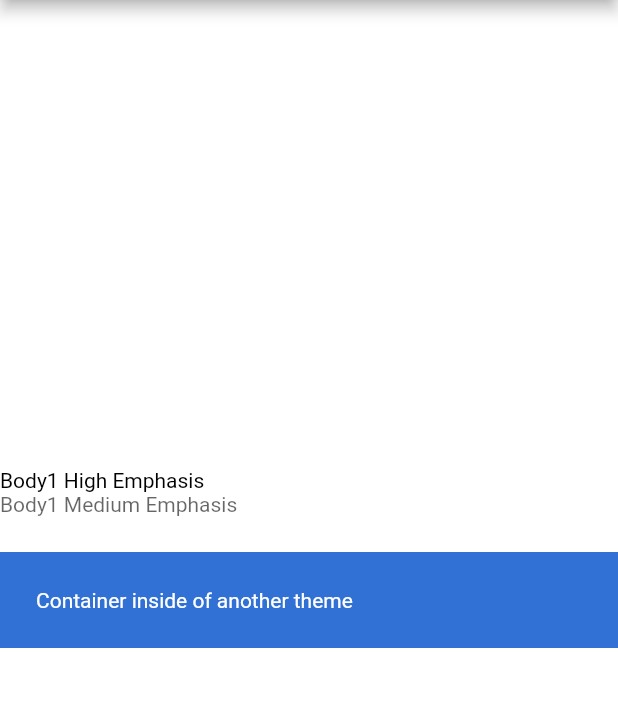
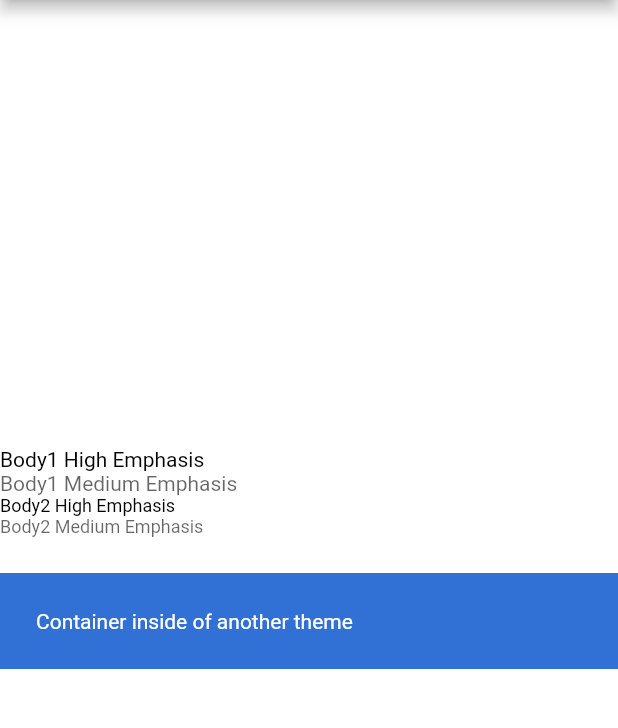
Before and after one commit to douglasiacovelli/poc-theme-flutter, a Flutter app: the screen it shows after launch, on a phone screen of 412 x 824 dp, the part 84-812 px from its top. Run offline on Flutter 3.47's test engine with Material 2 defaults, Android fonts, the phone set to English and light mode, and no system bars.

Commit message:
code cleanup

```diff
--- a/lib/app_theme.dart
+++ b/lib/app_theme.dart
@@ -1,6 +1,6 @@
 import 'package:flutter/widgets.dart';
 import 'package:poc_theme/colors.dart';
-import 'package:poc_theme/theme.dart';
+import 'package:poc_theme/theme_widgets.dart';
 import 'package:poc_theme/typography.dart';
 
 class AppTheme {
--- a/lib/main.dart
+++ b/lib/main.dart
@@ -1,6 +1,6 @@
 import 'package:flutter/material.dart';
 import 'package:poc_theme/app_theme.dart';
-import 'package:poc_theme/theme.dart';
+import 'package:poc_theme/theme_widgets.dart';
 
 void main() {
   runApp(MyApp());
@@ -65,7 +65,7 @@ class MyHomePage extends StatefulWidget {
 class _MyHomePageState extends State<MyHomePage> {
   @override
   Widget build(BuildContext context) {
-    return MThemeWrapper(
+    return ThemeWrapper(
       theme: AppTheme(context),
       builder: (context) => Scaffold(
         backgroundColor: MTheme.of(context).backgroundColor,
@@ -89,7 +89,15 @@ class _MyHomePageState extends State<MyHomePage> {
                 'Body1 Medium Emphasis',
                 style: MTheme.of(context).body1MediumEmphasis,
               ),
-              MThemeWrapper(
+              Text(
+                'Body2 High Emphasis',
+                style: MTheme.of(context).body2,
+              ),
+              Text(
+                'Body2 Medium Emphasis',
+                style: MTheme.of(context).body2MediumEmphasis,
+              ),
+              ThemeWrapper(
                 theme: Theme2(context),
                 builder: (context) => Padding(
                   padding: const EdgeInsets.symmetric(vertical: 24),
--- a/lib/theme.dart
+++ b/lib/theme_widgets.dart
@@ -2,11 +2,11 @@ import 'package:flutter/material.dart';
 import 'package:flutter/widgets.dart';
 import 'package:poc_theme/app_theme.dart';
 
-class MThemeWrapper extends StatelessWidget {
+class ThemeWrapper extends StatelessWidget {
   final AppTheme theme;
   final WidgetBuilder builder;
 
-  MThemeWrapper({
+  ThemeWrapper({
     @required this.theme,
     @required this.builder,
   });
@@ -23,7 +23,10 @@ class MThemeWrapper extends StatelessWidget {
 class MTheme extends InheritedWidget {
   final AppTheme theme;
 
-  MTheme({this.theme, Widget child}) : super(child: child);
+  MTheme({
+    this.theme,
+    Widget child,
+  }) : super(child: child);
 
   @override
   bool updateShouldNotify(covariant InheritedWidget oldWidget) {
```
Also changed, not shown: 1 other file.
